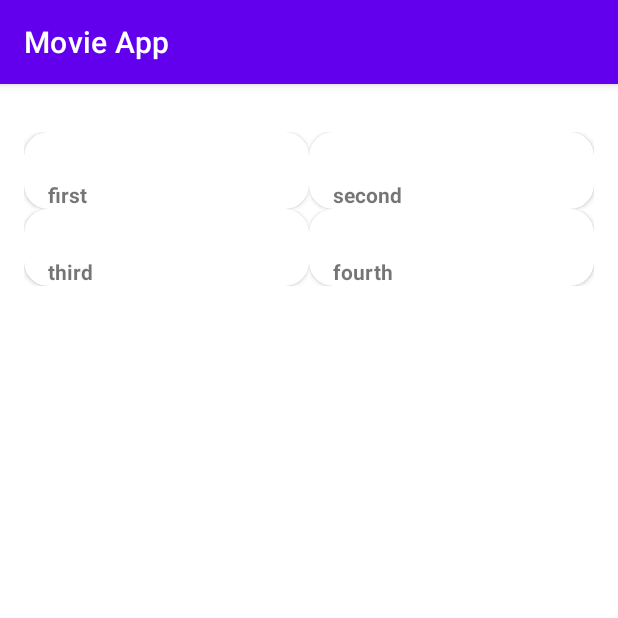
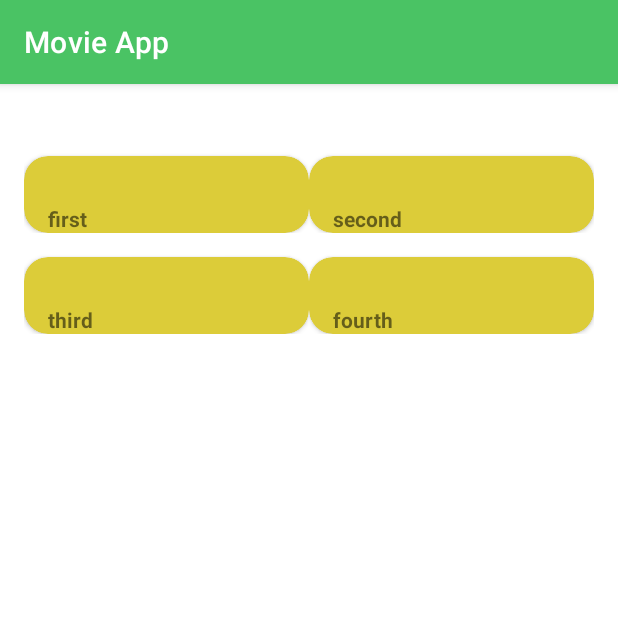
Before and after one commit to gabbyudo/Movie-App, an Android app: the screen it shows after launch (MainActivity), on a phone screen of 412 x 824 dp, the top half of it. Run offline under Robolectric (Android 15) with nearby library versions, the phone set to English and light mode, and no system bars.

Commit message:
UI Modification

```diff
--- a/app/src/main/res/layout/list_item.xml
+++ b/app/src/main/res/layout/list_item.xml
@@ -2,12 +2,15 @@
 <FrameLayout xmlns:android="http://schemas.android.com/apk/res/android"
     xmlns:app="http://schemas.android.com/apk/res-auto"
     xmlns:tools="http://schemas.android.com/tools"
+    android:background="@color/white"
     android:layout_width="match_parent"
     android:layout_height="wrap_content">
 
     <androidx.cardview.widget.CardView
         android:layout_width="match_parent"
         android:layout_height="wrap_content"
+        android:layout_marginTop="16dp"
+        app:cardBackgroundColor="@color/purple_200"
         app:cardCornerRadius="16dp"
         android:elevation="16dp"
         android:outlineSpotShadowColor="@color/black">
--- a/app/src/main/res/values/colors.xml
+++ b/app/src/main/res/values/colors.xml
@@ -1,8 +1,8 @@
 <?xml version="1.0" encoding="utf-8"?>
 <resources>
-    <color name="purple_200">#FFBB86FC</color>
-    <color name="purple_500">#FF6200EE</color>
-    <color name="purple_700">#FF3700B3</color>
+    <color name="purple_200">#DCCC39</color>
+    <color name="purple_500">#4AC364</color>
+    <color name="purple_700">#FCB30077</color>
     <color name="teal_200">#FF03DAC5</color>
     <color name="teal_700">#FF018786</color>
     <color name="black">#FF000000</color>
```
Also changed, not shown: 1 other file.
